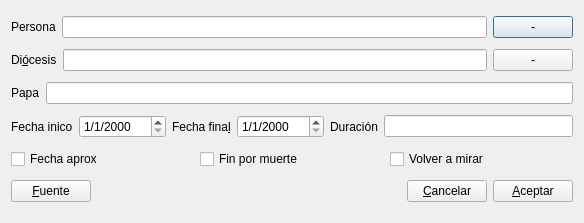
Before: the Qt Designer form gui/dlgnuevoobispo.ui in rogorido/qtpredicadores, drawn with Qt 5.
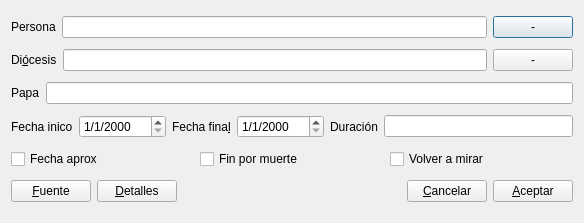
After: the same form once the commit is applied. Custom widgets are drawn as their Qt base class.

Commit message: Posibilidad de añadir detalles a un bishop

Diff of the .ui file:
```diff
--- a/gui/dlgnuevoobispo.ui
+++ b/gui/dlgnuevoobispo.ui
@@ -168,6 +168,13 @@
        </property>
       </widget>
      </item>
+     <item>
+      <widget class="QPushButton" name="btDetalles">
+       <property name="text">
+        <string>&amp;Detalles</string>
+       </property>
+      </widget>
+     </item>
      <item>
       <spacer name="horizontalSpacer">
        <property name="orientation">
```
The commit also changes 5 other files.
